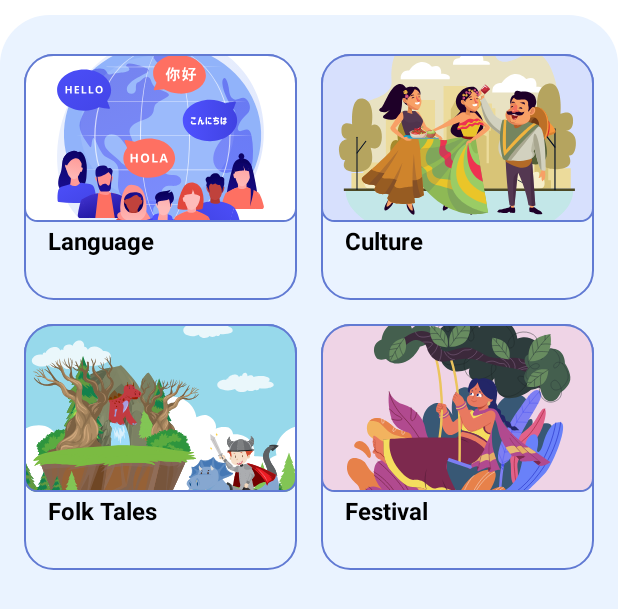
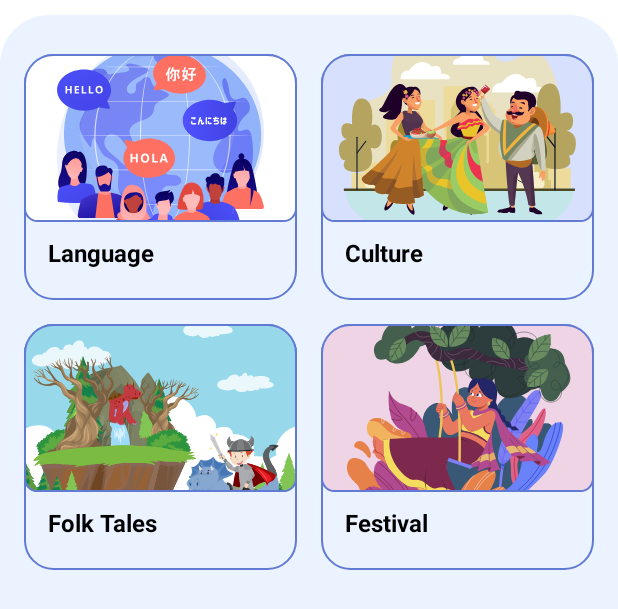
Before and after one commit to kecitclub/teamDefault, an Android app built with Jetpack Compose: the @Preview function CategoryScreenPreview, on a phone screen of 412 x 824 dp. Shown: the top 609 px of the screen. Run offline under Robolectric (Android 15) with nearby library versions, the phone set to English and light mode, and no system bars.

Commit message:
update: fix text padding

```diff
--- a/app/src/main/java/com/example/teamdefault/ui/screen/category_screen/CategoryScreen.kt
+++ b/app/src/main/java/com/example/teamdefault/ui/screen/category_screen/CategoryScreen.kt
@@ -26,6 +26,7 @@ import androidx.compose.ui.graphics.Color
 import androidx.compose.ui.layout.ContentScale
 import androidx.compose.ui.res.painterResource
 import androidx.compose.ui.text.font.FontWeight
+import androidx.compose.ui.text.style.TextAlign
 import androidx.compose.ui.tooling.preview.Preview
 import androidx.compose.ui.unit.dp
 import androidx.compose.ui.unit.sp
@@ -97,18 +98,12 @@ fun CategoryCardItem(items: Category, navigateToStudy:()->Unit) {
             horizontalAlignment = Alignment.Start,
             modifier = Modifier
                 .fillMaxWidth()
-                .padding(start = 16.dp, top = 4.dp)
+                .padding(start = 16.dp, top = 12.dp)
         ) {
             Text(
                 text = items.title,
                 fontWeight = FontWeight.Bold,
-                fontSize = 16.sp
-            )
-
-            Text(
-                text = items.noOfQuestions,
-                fontWeight = FontWeight.Light,
-                fontSize = 12.sp
+                fontSize = 16.sp,
             )
         }
     }
```
